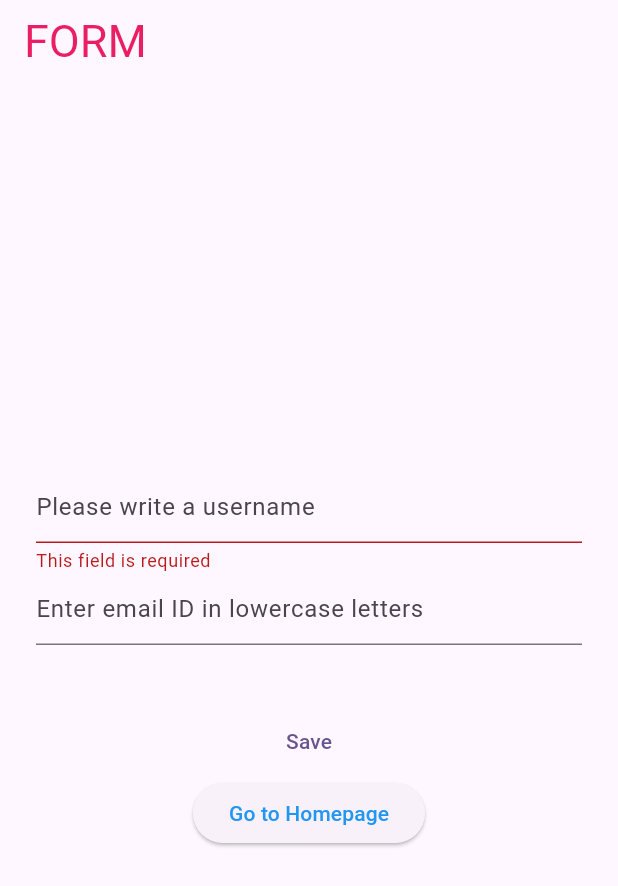
After one commit to ramyarnw/flutter_training, a Flutter app: the screen it shows after launch, after a tap on "Save", on a phone screen of 412 x 824 dp. The commit adds this screen. Shown: the top 886 px of the screen. Run offline on Flutter 3.47's test engine with Material 3 defaults, Android fonts, the phone set to English and light mode, and no system bars.

Commit message:
form validation updated

```diff
--- /dev/null
+++ b/lib/stateful_widget/formvalidation.dart
@@ -0,0 +1,206 @@
+import 'package:flutter/material.dart';
+import 'package:flutter/cupertino.dart';
+import 'package:flutter_training/main.dart';
+import 'package:flutter_training/stateful_widget/homepage.dart';
+
+/// Flutter code sample for [TextFormField].
+
+const Duration kFakeHttpRequestDuration = Duration(seconds: 3);
+
+/*void main() => runApp(const TextFormFieldExampleApp());
+
+class TextFormFieldExampleApp extends StatelessWidget {
+  const TextFormFieldExampleApp({super.key});
+
+  @override
+  Widget build(BuildContext context) {
+    return const MaterialApp(
+      home: TextFormFieldExample(),
+    );
+  }
+}
+*/
+
+
+class TextFormFieldExample extends StatefulWidget {
+  const TextFormFieldExample({super.key});
+
+  @override
+  State<TextFormFieldExample> createState() => _TextFormFieldExampleState();
+}
+
+class _TextFormFieldExampleState extends State<TextFormFieldExample> {
+  final TextEditingController controller = TextEditingController();
+  final TextEditingController controller1 = TextEditingController();
+  final GlobalKey<FormState> formKey = GlobalKey<FormState>();
+  String? forceErrorText;
+  bool isLoading = false;
+
+  @override
+  void dispose() {
+    controller.dispose();
+    super.dispose();
+  }
+
+  String? validator(String? value) {
+    if (value == null || value.isEmpty) {
+      return 'This field is required';
+    }
+    if (value.length != value
+        .replaceAll(' ', '')
+        .length) {
+      return 'Username must not contain any spaces';
+    }
+    if (int.tryParse(value[0]) != null) {
+      return 'Username must not start with a number';
+    }
+    if (value.length <= 2) {
+      return 'Username should be at least 3 characters long';
+    }
+    return null;
+  }
+
+  /*String? validateMobile(String value) {
+    const pattern = r'(^(?:[+0]9)?[0-9]{10,12}$)';
+    RegExp regExp = new RegExp(pattern);
+    if (value.length == 0) {
+      return 'Please enter mobile number';
+    }
+    else if (!regExp.hasMatch(value)) {
+      return 'Please enter valid mobile number';
+    }
+    return null;
+  }
+*/
+  String? validateEmail(String? value) {
+    const pattern = r"(?:[a-z0-9!#$%&'*+/=?^_`{|}~-]+(?:\.[a-z0-9!#$%&'"
+        r'*+/=?^_`{|}~-]+)*|"(?:[\x01-\x08\x0b\x0c\x0e-\x1f\x21\x23-\x5b\x5d-'
+        r'\x7f]|\\[\x01-\x09\x0b\x0c\x0e-\x7f])*")@(?:(?:[a-z0-9](?:[a-z0-9-]*'
+        r'[a-z0-9])?\.)+[a-z0-9](?:[a-z0-9-]*[a-z0-9])?|\[(?:(?:(2(5[0-5]|[0-4]'
+        r'[0-9])|1[0-9][0-9]|[1-9]?[0-9]))\.){3}(?:(2(5[0-5]|[0-4][0-9])|1[0-9]'
+        r'[0-9]|[1-9]?[0-9])|[a-z0-9-]*[a-z0-9]:(?:[\x01-\x08\x0b\x0c\x0e-\x1f\'
+        r'x21-\x5a\x53-\x7f]|\\[\x01-\x09\x0b\x0c\x0e-\x7f])+)\])';
+    final regex = RegExp(pattern);
+
+    return value!.isNotEmpty && !regex.hasMatch(value)
+        ? 'Enter a valid email address'
+        : null;
+  }
+
+  void onChanged(String value) {
+    // Nullify forceErrorText if the input changed.
+    if (forceErrorText != null) {
+      setState(() {
+        forceErrorText = null;
+      });
+    }
+  }
+
+  Future<void> onSave() async {
+    // Providing a default value in case this was called on the
+    // first frame, the [fromKey.currentState] will be null.
+    final bool isValid = formKey.currentState?.validate() ?? false;
+    if (!isValid) {
+      return;
+    }
+
+    setState(() => isLoading = true);
+    final String? errorText = await validateUsernameFromServer(controller.text);
+
+    if (context.mounted) {
+      setState(() => isLoading = false);
+
+      if (errorText != null) {
+        setState(() {
+          forceErrorText = errorText;
+        });
+      }
+    }
+  }
+
+  @override
+  Widget build(BuildContext context) {
+    return Scaffold(
+      appBar: AppBar(
+        title: Text('FORM', style: TextStyle(color: Colors.pink, fontSize: 30
+        ),
+        ),
+      ),
+      body: Padding(
+        padding: const EdgeInsets.symmetric(horizontal: 24.0),
+        child: Center(
+          child: Form(
+            key: formKey,
+            child: Column(
+              mainAxisAlignment: MainAxisAlignment.center,
+              children: <Widget>[
+                TextFormField(
+                  forceErrorText: forceErrorText,
+                  controller: controller,
+                  decoration: const InputDecoration(
+                    hintText: 'Please write a username',
+                  ),
+                  validator: validator,
+                  onChanged: onChanged,
+                ),
+                /*TextFormField(
+                  forceErrorText: forceErrorText,
+                  controller: controller,
+                  decoration: const InputDecoration(
+                    hintText: 'Enter password',
+                  ),
+                  validator: validateMobile,
+                  onChanged: onChanged,
+                ),*/
+                TextFormField(
+                  forceErrorText: forceErrorText,
+                  controller: controller1,
+                  decoration: const InputDecoration(
+                    hintText: 'Enter email ID in lowercase letters',
+                  ),
+                  validator: validateEmail,
+                  onChanged: onChanged,
+                ),
+                const SizedBox(height: 40.0),
+                if (isLoading)
+                  const CircularProgressIndicator()
+                else
+                  TextButton(
+                    onPressed: onSave,
+
+                    child: const Text('Save'),
+                  ),
+
+                ElevatedButton(
+                  child: const Text("Go to Homepage", style: TextStyle(color: Colors.blue),),
+                  onPressed: () {
+                    Navigator.push(
+                      context,
+                      MaterialPageRoute(builder: (context) => MyHomePage(Home: 'Home')),
+                    );
+
+                  },
+
+                )
+              ],
+            ),
+          ),
+        ),
+      ),
+    );
+  }
+}
+
+  Future<String?> validateUsernameFromServer(String username) async {
+    final Set<String> takenUsernames = <String>{'siva', 'ram'};
+
+
+    await Future<void>.delayed(kFakeHttpRequestDuration);
+
+    final bool isValid = !takenUsernames.contains(username);
+    if (isValid) {
+      return null;
+    }
+
+    return 'Username $username is already taken';
+  }
```
Also changed, not shown: lib/main.dart (+9 -6 lines), lib/stateful_widget/form.dart (+11 -13 lines), lib/stateful_widget/homepage.dart (added, +34 -0 lines), lib/stateless_widgets/loginpage.dart (+6 -5 lines), lib/stateless_widgets/signuppage.dart (+5 -3 lines).
